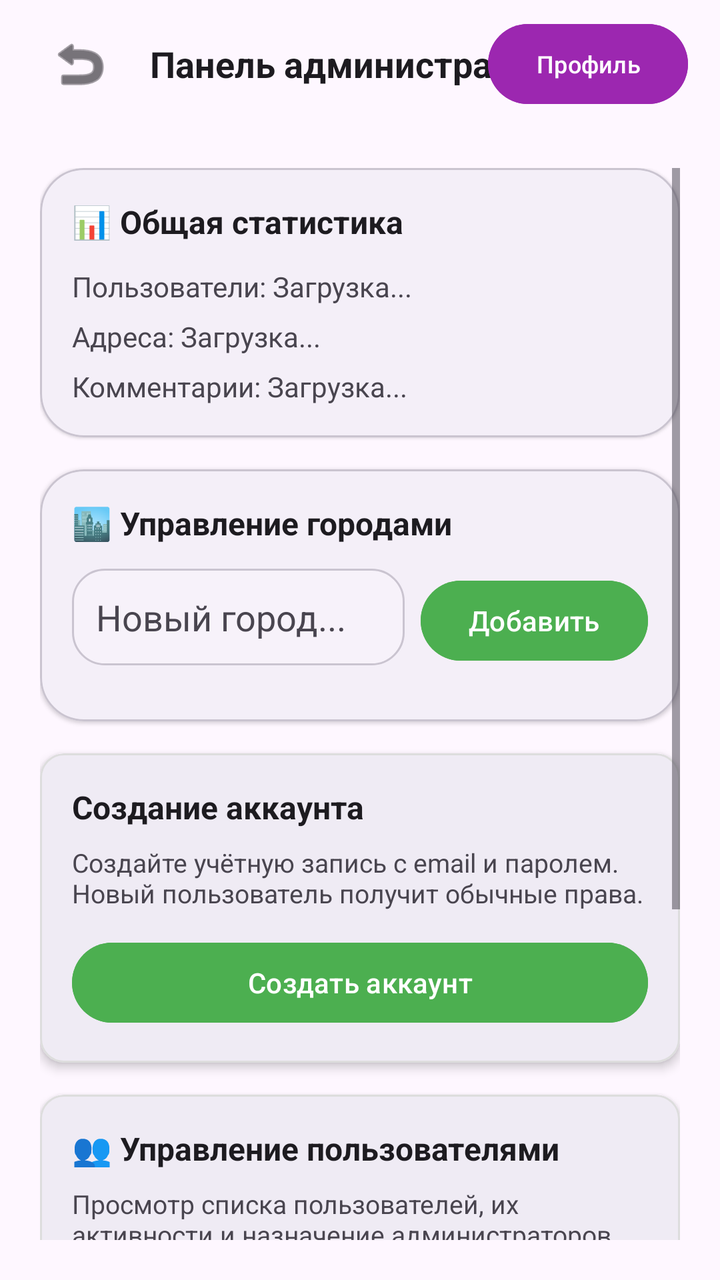
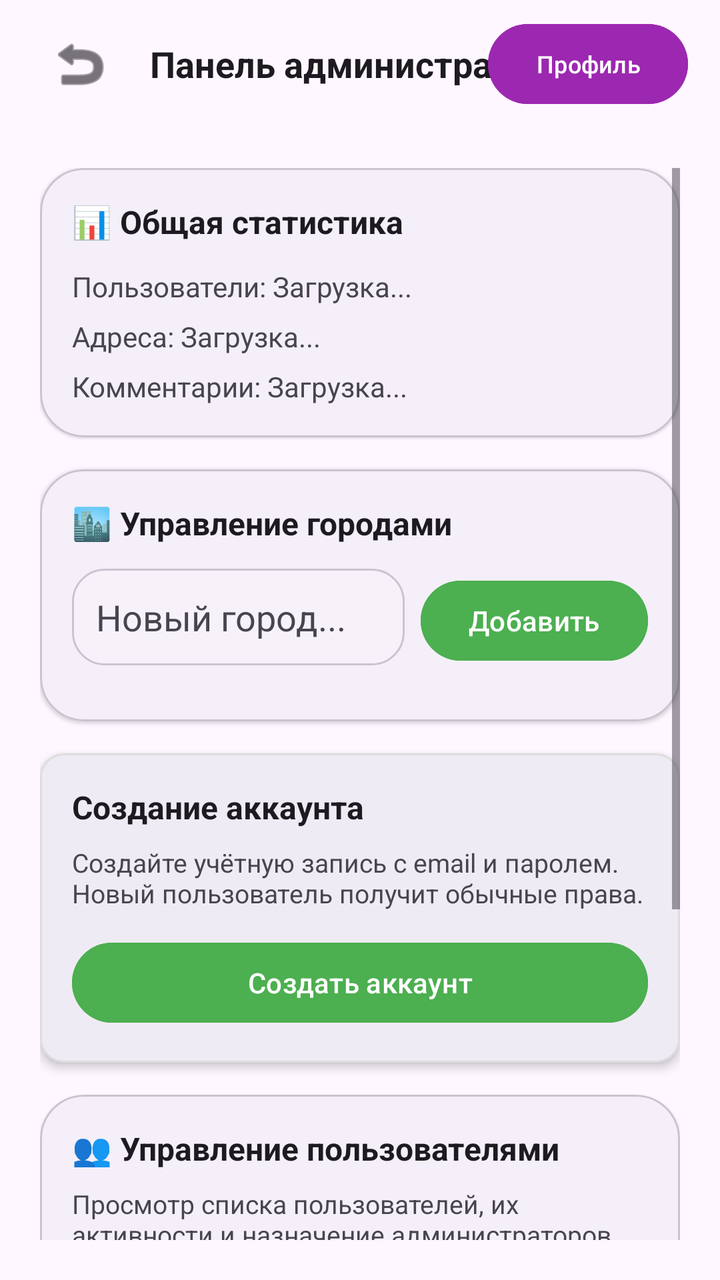

Two renders of the same Android screen: before a commit and after it. Below are the layout's source before the change and the commit's diff.
<!-- AndroidManifest.xml: application theme Theme.BaseHome -->
<!-- res/layout/activity_admin.xml -->
<?xml version="1.0" encoding="utf-8"?>
<LinearLayout xmlns:android="http://schemas.android.com/apk/res/android"
    xmlns:app="http://schemas.android.com/apk/res-auto"
    android:layout_width="match_parent"
    android:layout_height="match_parent"
    android:orientation="vertical"
    android:fitsSystemWindows="true"
    android:background="?android:attr/windowBackground">

    
    <RelativeLayout
        android:layout_width="match_parent"
        android:layout_height="64dp"
        android:paddingHorizontal="16dp">

        <ImageButton
            android:id="@+id/btnBackAdmin"
            android:layout_width="48dp"
            android:layout_height="48dp"
            android:layout_centerVertical="true"
            android:background="?android:attr/selectableItemBackgroundBorderless"
            android:src="@android:drawable/ic_menu_revert"
            app:tint="?android:attr/textColorPrimary"
            android:contentDescription="Назад" />

        <TextView
            android:layout_width="wrap_content"
            android:layout_height="wrap_content"
            android:layout_centerInParent="true"
            android:text="Панель администратора"
            android:textSize="18sp"
            android:textStyle="bold"
            android:textColor="?android:attr/textColorPrimary" />

        <Button
            android:id="@+id/btnAdminProfile"
            android:layout_width="wrap_content"
            android:layout_height="wrap_content"
            android:layout_alignParentEnd="true"
            android:layout_centerVertical="true"
            android:text="Профиль"
            android:textSize="12sp"
            android:backgroundTint="#9C27B0" />
    </RelativeLayout>

    <ScrollView
        android:layout_width="match_parent"
        android:layout_height="match_parent"
        android:padding="20dp">

        <LinearLayout
            android:layout_width="match_parent"
            android:layout_height="wrap_content"
            android:orientation="vertical">

            
            <com.google.android.material.card.MaterialCardView
                android:layout_width="match_parent"
                android:layout_height="wrap_content"
                android:layout_marginBottom="16dp"
                app:cardCornerRadius="22dp"
                app:cardElevation="1dp"
                app:strokeWidth="1dp"
                app:strokeColor="?attr/colorOutlineVariant">

                <LinearLayout
                    android:layout_width="match_parent"
                    android:layout_height="wrap_content"
                    android:orientation="vertical"
                    android:padding="16dp">

                    <TextView
                        android:layout_width="wrap_content"
                        android:layout_height="wrap_content"
                        android:text="📊 Общая статистика"
                        android:textSize="16sp"
                        android:textStyle="bold"
                        android:textColor="?android:attr/textColorPrimary"
                        android:layout_marginBottom="12dp" />

                    <TextView
                        android:id="@+id/tvStatUsers"
                        android:layout_width="wrap_content"
                        android:layout_height="wrap_content"
                        android:text="Пользователи: Загрузка..."
                        android:textSize="14sp"
                        android:textColor="?android:attr/textColorSecondary"
                        android:layout_marginBottom="6dp" />

                    <TextView
                        android:id="@+id/tvStatAddresses"
                        android:layout_width="wrap_content"
                        android:layout_height="wrap_content"
                        android:text="Адреса: Загрузка..."
                        android:textSize="14sp"
                        android:textColor="?android:attr/textColorSecondary"
                        android:layout_marginBottom="6dp" />

                    <TextView
                        android:id="@+id/tvStatComments"
                        android:layout_width="wrap_content"
                        android:layout_height="wrap_content"
                        android:text="Комментарии: Загрузка..."
                        android:textSize="14sp"
                        android:textColor="?android:attr/textColorSecondary" />
                </LinearLayout>
            </com.google.android.material.card.MaterialCardView>

            
            <com.google.android.material.card.MaterialCardView
                android:layout_width="match_parent"
                android:layout_height="wrap_content"
                android:layout_marginBottom="16dp"
                app:cardCornerRadius="22dp"
                app:cardElevation="1dp"
                app:strokeWidth="1dp"
                app:strokeColor="?attr/colorOutlineVariant">

                <LinearLayout
                    android:layout_width="match_parent"
                    android:layout_height="wrap_content"
                    android:orientation="vertical"
                    android:padding="16dp">

                    <TextView
                        android:layout_width="wrap_content"
                        android:layout_height="wrap_content"
                        android:text="🏙️ Управление городами"
                        android:textSize="16sp"
                        android:textStyle="bold"
                        android:textColor="?android:attr/textColorPrimary"
                        android:layout_marginBottom="12dp" />

                    <LinearLayout
                        android:layout_width="match_parent"
                        android:layout_height="wrap_content"
                        android:orientation="horizontal"
                        android:layout_marginBottom="12dp">

                        <EditText
                            android:id="@+id/etNewCity"
                            android:layout_width="0dp"
                            android:layout_height="wrap_content"
                            android:layout_weight="1"
                            android:hint="Новый город..."
                            android:padding="12dp"
                            android:background="@drawable/bg_input_field"
                            android:textColor="?android:attr/textColorPrimary"
                            android:textColorHint="?android:attr/textColorSecondary"
                            android:inputType="textCapWords" />

                        <Button
                            android:id="@+id/btnAddCity"
                            android:layout_width="wrap_content"
                            android:layout_height="wrap_content"
                            android:text="Добавить"
                            android:layout_marginStart="8dp"
                            android:backgroundTint="#4CAF50" />
                    </LinearLayout>

                    <androidx.recyclerview.widget.RecyclerView
                        android:id="@+id/rvAdminCities"
                        android:layout_width="match_parent"
                        android:layout_height="wrap_content"
                        android:nestedScrollingEnabled="false" />
                </LinearLayout>
            </com.google.android.material.card.MaterialCardView>

            
            <com.google.android.material.card.MaterialCardView
                android:layout_width="match_parent"
                android:layout_height="wrap_content"
                android:layout_marginBottom="16dp"
                app:cardCornerRadius="12dp"
                app:cardElevation="3dp"
                app:strokeWidth="1dp"
                app:strokeColor="#DDDDDD">

                <LinearLayout
                    android:layout_width="match_parent"
                    android:layout_height="wrap_content"
                    android:orientation="vertical"
                    android:padding="16dp">

                    <TextView
                        android:layout_width="wrap_content"
                        android:layout_height="wrap_content"
                        android:text="@string/account_create_section_title"
                        android:textSize="16sp"
                        android:textStyle="bold"
                        android:textColor="?android:attr/textColorPrimary"
                        android:layout_marginBottom="8dp" />

                    <TextView
                        android:layout_width="wrap_content"
                        android:layout_height="wrap_content"
                        android:text="@string/account_create_section_description"
                        android:textSize="13sp"
                        android:textColor="?android:attr/textColorSecondary"
                        android:layout_marginBottom="12dp" />

                    <Button
                        android:id="@+id/btnCreateAccount"
                        android:layout_width="match_parent"
                        android:layout_height="wrap_content"
                        android:text="@string/account_create_button"
                        android:backgroundTint="#4CAF50" />
                </LinearLayout>
            </com.google.android.material.card.MaterialCardView>

            
            <com.google.android.material.card.MaterialCardView
                android:layout_width="match_parent"
                android:layout_height="wrap_content"
                android:layout_marginBottom="16dp"
                app:cardCornerRadius="12dp"
                app:cardElevation="3dp"
                app:strokeWidth="1dp"
                app:strokeColor="#DDDDDD">

                <LinearLayout
                    android:layout_width="match_parent"
                    android:layout_height="wrap_content"
                    android:orientation="vertical"
                    android:padding="16dp">

                    <TextView
                        android:layout_width="wrap_content"
                        android:layout_height="wrap_content"
                        android:text="👥 Управление пользователями"
                        android:textSize="16sp"
                        android:textStyle="bold"
                        android:textColor="?android:attr/textColorPrimary"
                        android:layout_marginBottom="8dp" />

                    <TextView
                        android:layout_width="wrap_content"
                        android:layout_height="wrap_content"
                        android:text="Просмотр списка пользователей, их активности и назначение администраторов."
                        android:textSize="13sp"
                        android:textColor="?android:attr/textColorSecondary"
                        android:layout_marginBottom="12dp" />

                    <Button
                        android:id="@+id/btnManageUsers"
                        android:layout_width="match_parent"
                        android:layout_height="wrap_content"
                        android:text="Открыть список пользователей"
                        android:backgroundTint="#2196F3" />
                </LinearLayout>
            </com.google.android.material.card.MaterialCardView>

            
            <com.google.android.material.card.MaterialCardView
                android:layout_width="match_parent"
                android:layout_height="wrap_content"
                android:layout_marginBottom="24dp"
                app:cardCornerRadius="12dp"
                app:cardElevation="3dp"
                app:strokeWidth="1dp"
                app:strokeColor="#DDDDDD">

                <LinearLayout
                    android:layout_width="match_parent"
                    android:layout_height="wrap_content"
                    android:orientation="vertical"
                    android:padding="16dp">

                    <TextView
                        android:layout_width="wrap_content"
                        android:layout_height="wrap_content"
                        android:text="🛡️ Модерация контента"
                        android:textSize="16sp"
                        android:textStyle="bold"
                        android:textColor="?android:attr/textColorPrimary"
                        android:layout_marginBottom="8dp" />

                    <TextView
                        android:layout_width="wrap_content"
                        android:layout_height="wrap_content"
                        android:text="Единая лента комментариев со всей системы для быстрой очистки от спама."
                        android:textSize="13sp"
                        android:textColor="?android:attr/textColorSecondary"
                        android:layout_marginBottom="12dp" />

                    <Button
                        android:id="@+id/btnModerateComments"
                        android:layout_width="match_parent"
                        android:layout_height="wrap_content"
                        android:text="Лента всех комментариев"
                        android:backgroundTint="#FF9800" />
                </LinearLayout>
            </com.google.android.material.card.MaterialCardView>

        </LinearLayout>
    </ScrollView>
</LinearLayout>
<!-- resources referenced by this layout -->
<resources>
  <!-- drawable bg_input_field (drawable) -->
  <?xml version="1.0" encoding="utf-8"?>
  <shape xmlns:android="http://schemas.android.com/apk/res/android">
      <solid android:color="?attr/colorSurfaceContainerLow" />
      <corners android:radius="16dp" />
      <stroke
          android:width="1dp"
          android:color="?attr/colorOutlineVariant" />
  </shape>
  <string name="account_create_button">Создать аккаунт</string>
  <string name="account_create_section_description">Создайте учётную запись с email и паролем. Новый пользователь получит обычные права.</string>
  <string name="account_create_section_title">Создание аккаунта</string>
  <style name="Theme.BaseHome" parent="Base.Theme.BaseHome" />
  <style name="Base.Theme.BaseHome" parent="Theme.Material3.DayNight.NoActionBar">
          <item name="colorPrimary">@color/brand_primary</item>
          <item name="colorSecondary">@color/brand_accent</item>
          <item name="colorSurface">?android:attr/colorBackground</item>
          <item name="colorOutline">?android:attr/textColorHint</item>
          <item name="shapeAppearanceSmallComponent">@style/ShapeAppearance.BaseHome.Small</item>
          <item name="shapeAppearanceMediumComponent">@style/ShapeAppearance.BaseHome.Medium</item>
      </style>
  <color name="brand_primary">#496783</color>
  <color name="brand_accent">#6A7F6A</color>
  <style name="ShapeAppearance.BaseHome.Small" parent="ShapeAppearance.Material3.Corner.Small">
          <item name="cornerSize">12dp</item>
      </style>
  <style name="ShapeAppearance.BaseHome.Medium" parent="ShapeAppearance.Material3.Corner.Medium">
          <item name="cornerSize">20dp</item>
      </style>
</resources>

<!-- the commit's change to res/layout/activity_admin.xml (unified diff, before → after) -->
@@ -213,10 +213,10 @@
                 android:layout_width="match_parent"
                 android:layout_height="wrap_content"
                 android:layout_marginBottom="16dp"
-                app:cardCornerRadius="12dp"
-                app:cardElevation="3dp"
-                app:strokeWidth="1dp"
-                app:strokeColor="#DDDDDD">
+                app:cardCornerRadius="22dp"
+                app:cardElevation="1dp"
+                app:strokeWidth="1dp"
+                app:strokeColor="?attr/colorOutlineVariant">
 
                 <LinearLayout
                     android:layout_width="match_parent"
